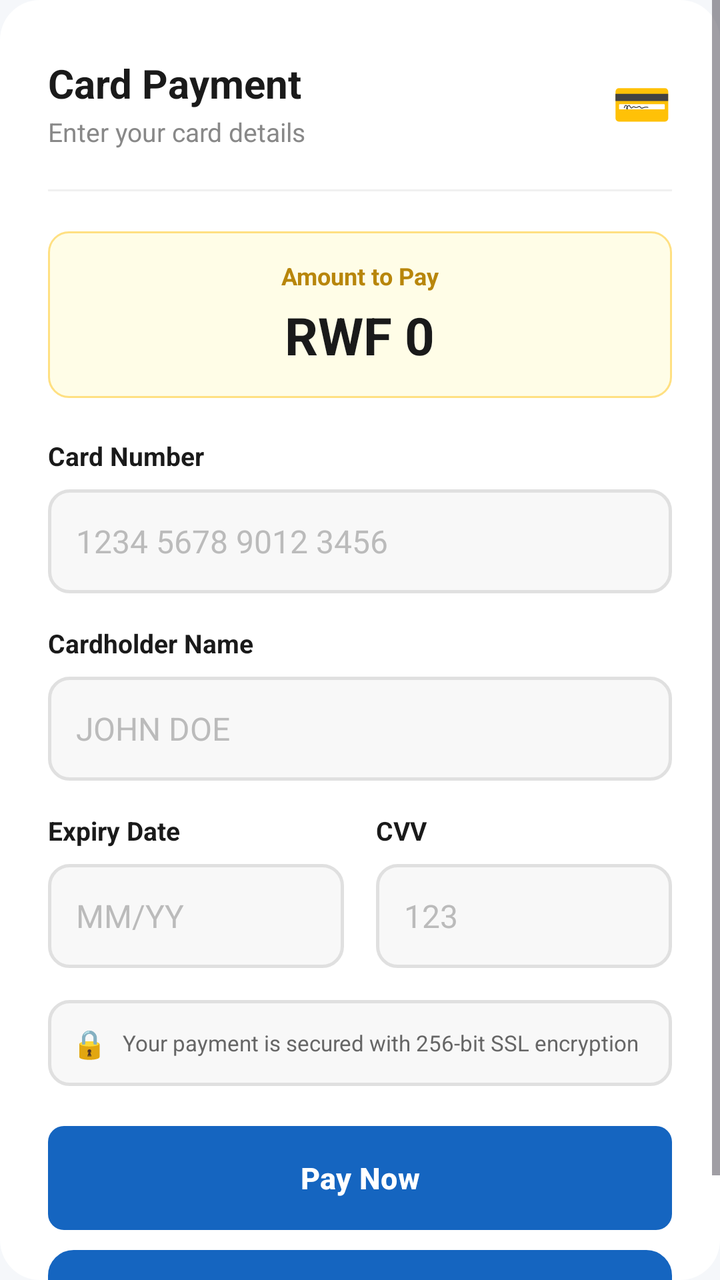
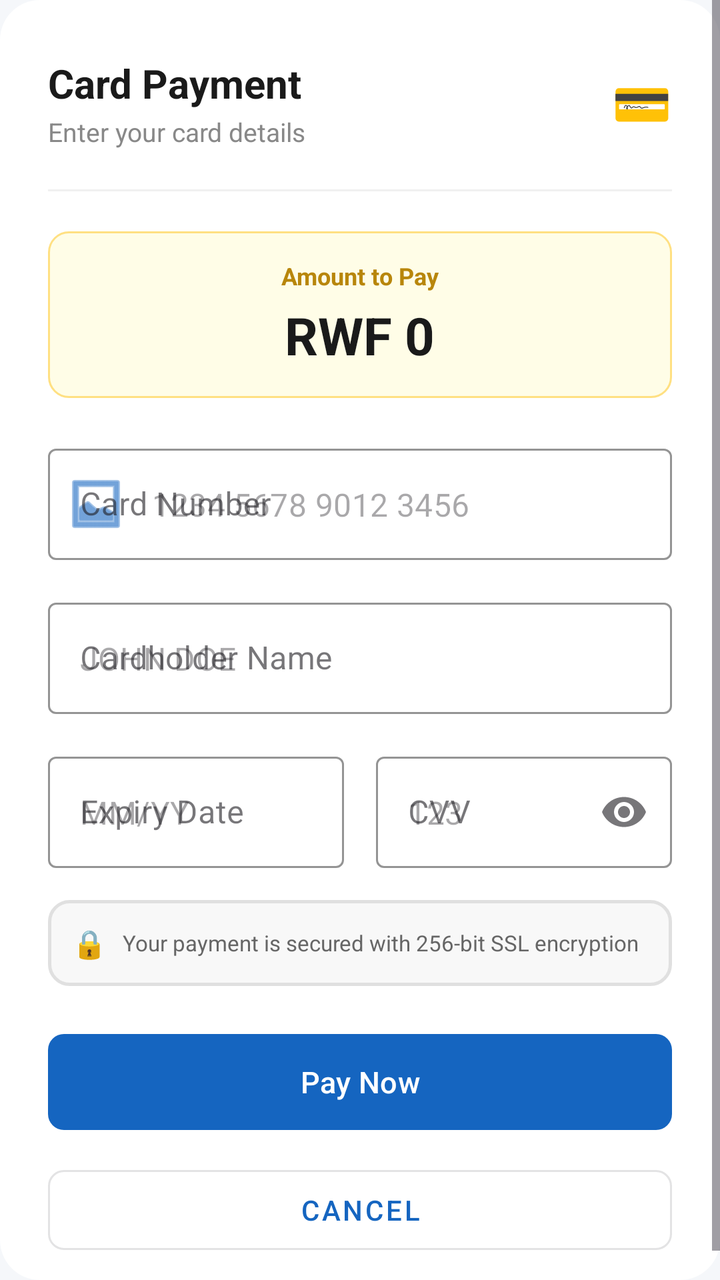

Two renders of the same Android screen: before a commit and after it. Below are the layout's source before the change and the commit's diff.
<!-- AndroidManifest.xml: application theme Theme.ProtypeBillingSystem -->
<!-- res/layout/dialog_card_payment.xml -->
<?xml version="1.0" encoding="utf-8"?>
<ScrollView xmlns:android="http://schemas.android.com/apk/res/android"
    android:layout_width="match_parent"
    android:layout_height="wrap_content"
    android:background="@drawable/mtn_dialog_bg"
    android:fillViewport="true">

    <LinearLayout
        android:layout_width="match_parent"
        android:layout_height="wrap_content"
        android:orientation="vertical"
        android:paddingStart="24dp"
        android:paddingEnd="24dp"
        android:paddingTop="28dp"
        android:paddingBottom="24dp">

        
        <LinearLayout
            android:layout_width="match_parent"
            android:layout_height="wrap_content"
            android:orientation="horizontal"
            android:gravity="center_vertical">

            <LinearLayout
                android:layout_width="0dp"
                android:layout_height="wrap_content"
                android:layout_weight="1"
                android:orientation="vertical">

                <TextView
                    android:layout_width="wrap_content"
                    android:layout_height="wrap_content"
                    android:text="Card Payment"
                    android:textColor="#1A1A1A"
                    android:textSize="20sp"
                    android:textStyle="bold" />

                <TextView
                    android:layout_width="wrap_content"
                    android:layout_height="wrap_content"
                    android:layout_marginTop="2dp"
                    android:text="Enter your card details"
                    android:textColor="#888888"
                    android:textSize="13sp" />

            </LinearLayout>

            
            <LinearLayout
                android:layout_width="wrap_content"
                android:layout_height="wrap_content"
                android:orientation="horizontal">

                <TextView
                    android:layout_width="wrap_content"
                    android:layout_height="wrap_content"
                    android:text="💳"
                    android:textSize="24sp" />

            </LinearLayout>

        </LinearLayout>

        
        <View
            android:layout_width="match_parent"
            android:layout_height="1dp"
            android:layout_marginTop="20dp"
            android:layout_marginBottom="20dp"
            android:background="@drawable/mtn_divider" />

        
        <LinearLayout
            android:layout_width="match_parent"
            android:layout_height="wrap_content"
            android:background="@drawable/mtn_amount_bg"
            android:orientation="vertical"
            android:padding="14dp"
            android:gravity="center">

            <TextView
                android:layout_width="wrap_content"
                android:layout_height="wrap_content"
                android:text="Amount to Pay"
                android:textColor="#B8860B"
                android:textSize="12sp"
                android:textStyle="bold" />

            <TextView
                android:id="@+id/tv_card_amount"
                android:layout_width="wrap_content"
                android:layout_height="wrap_content"
                android:layout_marginTop="4dp"
                android:text="RWF 0"
                android:textColor="#1A1A1A"
                android:textSize="26sp"
                android:textStyle="bold" />

        </LinearLayout>

        
        <TextView
            android:layout_width="wrap_content"
            android:layout_height="wrap_content"
            android:layout_marginTop="20dp"
            android:layout_marginBottom="8dp"
            android:text="Card Number"
            android:textColor="#1A1A1A"
            android:textSize="13sp"
            android:textStyle="bold" />

        <EditText
            android:id="@+id/et_card_number"
            android:layout_width="match_parent"
            android:layout_height="52dp"
            android:background="@drawable/mtn_input_bg"
            android:hint="1234 5678 9012 3456"
            android:inputType="number"
            android:maxLength="19"
            android:paddingStart="14dp"
            android:paddingEnd="14dp"
            android:textColor="#1A1A1A"
            android:textColorHint="#BBBBBB"
            android:textSize="16sp" />

        
        <TextView
            android:layout_width="wrap_content"
            android:layout_height="wrap_content"
            android:layout_marginTop="16dp"
            android:layout_marginBottom="8dp"
            android:text="Cardholder Name"
            android:textColor="#1A1A1A"
            android:textSize="13sp"
            android:textStyle="bold" />

        <EditText
            android:id="@+id/et_card_name"
            android:layout_width="match_parent"
            android:layout_height="52dp"
            android:background="@drawable/mtn_input_bg"
            android:hint="JOHN DOE"
            android:inputType="textCapCharacters"
            android:paddingStart="14dp"
            android:paddingEnd="14dp"
            android:textColor="#1A1A1A"
            android:textColorHint="#BBBBBB"
            android:textSize="16sp" />

        
        <LinearLayout
            android:layout_width="match_parent"
            android:layout_height="wrap_content"
            android:layout_marginTop="16dp"
            android:orientation="horizontal"
            android:weightSum="2">

            
            <LinearLayout
                android:layout_width="0dp"
                android:layout_height="wrap_content"
                android:layout_weight="1"
                android:layout_marginEnd="8dp"
                android:orientation="vertical">

                <TextView
                    android:layout_width="wrap_content"
                    android:layout_height="wrap_content"
                    android:layout_marginBottom="8dp"
                    android:text="Expiry Date"
                    android:textColor="#1A1A1A"
                    android:textSize="13sp"
                    android:textStyle="bold" />

                <EditText
                    android:id="@+id/et_card_expiry"
                    android:layout_width="match_parent"
                    android:layout_height="52dp"
                    android:background="@drawable/mtn_input_bg"
                    android:hint="MM/YY"
                    android:inputType="number"
                    android:maxLength="5"
                    android:paddingStart="14dp"
                    android:paddingEnd="14dp"
                    android:textColor="#1A1A1A"
                    android:textColorHint="#BBBBBB"
                    android:textSize="16sp" />

            </LinearLayout>

            
            <LinearLayout
                android:layout_width="0dp"
                android:layout_height="wrap_content"
                android:layout_weight="1"
                android:layout_marginStart="8dp"
                android:orientation="vertical">

                <TextView
                    android:layout_width="wrap_content"
                    android:layout_height="wrap_content"
                    android:layout_marginBottom="8dp"
                    android:text="CVV"
                    android:textColor="#1A1A1A"
                    android:textSize="13sp"
                    android:textStyle="bold" />

                <EditText
                    android:id="@+id/et_card_cvv"
                    android:layout_width="match_parent"
                    android:layout_height="52dp"
                    android:background="@drawable/mtn_input_bg"
                    android:hint="123"
                    android:inputType="numberPassword"
                    android:maxLength="4"
                    android:paddingStart="14dp"
                    android:paddingEnd="14dp"
                    android:textColor="#1A1A1A"
                    android:textColorHint="#BBBBBB"
                    android:textSize="16sp" />

            </LinearLayout>

        </LinearLayout>

        
        <LinearLayout
            android:layout_width="match_parent"
            android:layout_height="wrap_content"
            android:layout_marginTop="16dp"
            android:background="@drawable/mtn_input_bg"
            android:orientation="horizontal"
            android:padding="12dp"
            android:gravity="center_vertical">

            <TextView
                android:layout_width="wrap_content"
                android:layout_height="wrap_content"
                android:text="🔒"
                android:textSize="14sp" />

            <TextView
                android:layout_width="0dp"
                android:layout_height="wrap_content"
                android:layout_weight="1"
                android:layout_marginStart="8dp"
                android:text="Your payment is secured with 256-bit SSL encryption"
                android:textColor="#666666"
                android:textSize="11sp"
                android:lineSpacingExtra="2dp" />

        </LinearLayout>

        
        <Button
            android:id="@+id/btn_card_pay"
            android:layout_width="match_parent"
            android:layout_height="52dp"
            android:layout_marginTop="20dp"
            android:background="@drawable/btn_primary"
            android:text="Pay Now"
            android:textColor="@color/white"
            android:textSize="15sp"
            android:textStyle="bold"
            android:stateListAnimator="@null" />

        <Button
            android:id="@+id/btn_card_cancel"
            android:layout_width="match_parent"
            android:layout_height="48dp"
            android:layout_marginTop="10dp"
            android:background="@drawable/mtn_btn_outline"
            android:text="Cancel"
            android:textColor="#555555"
            android:textSize="14sp"
            android:stateListAnimator="@null" />

    </LinearLayout>
</ScrollView>
<!-- resources referenced by this layout -->
<resources>
  <color name="white">#FFFFFFFF</color>
  <!-- drawable btn_primary (drawable) -->
  <?xml version="1.0" encoding="utf-8"?>
  <shape xmlns:android="http://schemas.android.com/apk/res/android">
      <solid android:color="@color/primary_blue" />
      <corners android:radius="8dp" />
  </shape>
  <!-- drawable mtn_amount_bg (drawable) -->
  <?xml version="1.0" encoding="utf-8"?>
  <shape xmlns:android="http://schemas.android.com/apk/res/android"
      android:shape="rectangle">
      <solid android:color="#FFFDE7" />
      <corners android:radius="10dp" />
      <stroke android:width="1dp" android:color="#FFE082" />
  </shape>
  <!-- drawable mtn_btn_outline (drawable) -->
  <?xml version="1.0" encoding="utf-8"?>
  <selector xmlns:android="http://schemas.android.com/apk/res/android">
      <item android:state_pressed="true">
          <shape android:shape="rectangle">
              <solid android:color="#F5F5F5" />
              <stroke android:width="1.5dp" android:color="#CCCCCC" />
              <corners android:radius="12dp" />
          </shape>
      </item>
      <item>
          <shape android:shape="rectangle">
              <solid android:color="#FFFFFF" />
              <stroke android:width="1.5dp" android:color="#E0E0E0" />
              <corners android:radius="12dp" />
          </shape>
      </item>
  </selector>
  <!-- drawable mtn_dialog_bg (drawable) -->
  <?xml version="1.0" encoding="utf-8"?>
  <shape xmlns:android="http://schemas.android.com/apk/res/android"
      android:shape="rectangle">
      <solid android:color="#FFFFFF" />
      <corners android:radius="20dp" />
  </shape>
  <!-- drawable mtn_divider (drawable) -->
  <?xml version="1.0" encoding="utf-8"?>
  <shape xmlns:android="http://schemas.android.com/apk/res/android"
      android:shape="rectangle">
      <solid android:color="#F0F0F0" />
  </shape>
  <!-- drawable mtn_input_bg (drawable) -->
  <?xml version="1.0" encoding="utf-8"?>
  <shape xmlns:android="http://schemas.android.com/apk/res/android"
      android:shape="rectangle">
      <solid android:color="#F8F8F8" />
      <stroke android:width="1.5dp" android:color="#E0E0E0" />
      <corners android:radius="10dp" />
  </shape>
  <style name="Theme.ProtypeBillingSystem" parent="Base.Theme.ProtypeBillingSystem" />
  <color name="primary_blue">#1565C0</color>
  <style name="Base.Theme.ProtypeBillingSystem" parent="Theme.Material3.DayNight.NoActionBar">
          <item name="colorPrimary">@color/primary_blue</item>
          <item name="colorPrimaryDark">@color/primary_blue_dark</item>
          <item name="colorAccent">@color/primary_blue</item>
          <item name="android:windowBackground">@color/background</item>
      </style>
  <color name="primary_blue_dark">#0D47A1</color>
  <color name="background">#F5F7FA</color>
</resources>

<!-- the commit's change to res/layout/dialog_card_payment.xml (unified diff, before → after) -->
@@ -1,5 +1,6 @@
 <?xml version="1.0" encoding="utf-8"?>
 <ScrollView xmlns:android="http://schemas.android.com/apk/res/android"
+    xmlns:app="http://schemas.android.com/apk/res-auto"
     android:layout_width="match_parent"
     android:layout_height="wrap_content"
     android:background="@drawable/mtn_dialog_bg"
@@ -99,53 +100,49 @@
         </LinearLayout>
 
         
-        <TextView
-            android:layout_width="wrap_content"
+        <com.google.android.material.textfield.TextInputLayout
+            android:layout_width="match_parent"
             android:layout_height="wrap_content"
             android:layout_marginTop="20dp"
-            android:layout_marginBottom="8dp"
-            android:text="Card Number"
-            android:textColor="#1A1A1A"
-            android:textSize="13sp"
-            android:textStyle="bold" />
-
-        <EditText
-            android:id="@+id/et_card_number"
-            android:layout_width="match_parent"
-            android:layout_height="52dp"
-            android:background="@drawable/mtn_input_bg"
-            android:hint="1234 5678 9012 3456"
-            android:inputType="number"
-            android:maxLength="19"
-            android:paddingStart="14dp"
-            android:paddingEnd="14dp"
-            android:textColor="#1A1A1A"
-            android:textColorHint="#BBBBBB"
-            android:textSize="16sp" />
-
-        
-        <TextView
-            android:layout_width="wrap_content"
+            android:hint="Card Number"
+            style="@style/Widget.MaterialComponents.TextInputLayout.OutlinedBox"
+            app:boxStrokeColor="@color/primary_blue"
+            app:hintTextColor="@color/primary_blue"
+            app:startIconDrawable="@android:drawable/ic_menu_gallery"
+            app:startIconTint="@color/primary_blue">
+
+            <com.google.android.material.textfield.TextInputEditText
+                android:id="@+id/et_card_number"
+                android:layout_width="match_parent"
+                android:layout_height="wrap_content"
+                android:hint="1234 5678 9012 3456"
+                android:inputType="number"
+                android:maxLength="19"
+                android:textColor="#1A1A1A"
+                android:textSize="16sp" />
+
+        </com.google.android.material.textfield.TextInputLayout>
+
+        
+        <com.google.android.material.textfield.TextInputLayout
+            android:layout_width="match_parent"
             android:layout_height="wrap_content"
             android:layout_marginTop="16dp"
-            android:layout_marginBottom="8dp"
-            android:text="Cardholder Name"
-            android:textColor="#1A1A1A"
-            android:textSize="13sp"
-            android:textStyle="bold" />
-
-        <EditText
-            android:id="@+id/et_card_name"
-            android:layout_width="match_parent"
-            android:layout_height="52dp"
-            android:background="@drawable/mtn_input_bg"
-            android:hint="JOHN DOE"
-            android:inputType="textCapCharacters"
-            android:paddingStart="14dp"
-            android:paddingEnd="14dp"
-            android:textColor="#1A1A1A"
-            android:textColorHint="#BBBBBB"
-            android:textSize="16sp" />
+            android:hint="Cardholder Name"
+            style="@style/Widget.MaterialComponents.TextInputLayout.OutlinedBox"
+            app:boxStrokeColor="@color/primary_blue"
+            app:hintTextColor="@color/primary_blue">
+
+            <com.google.android.material.textfield.TextInputEditText
+                android:id="@+id/et_card_name"
+                android:layout_width="match_parent"
+                android:layout_height="wrap_content"
+                android:hint="JOHN DOE"
+                android:inputType="textCapCharacters"
+                android:textColor="#1A1A1A"
+                android:textSize="16sp" />
+
+        </com.google.android.material.textfield.TextInputLayout>
 
         
         <LinearLayout
@@ -163,28 +160,25 @@
                 android:layout_marginEnd="8dp"
                 android:orientation="vertical">
 
-                <TextView
-                    android:layout_width="wrap_content"
-                    android:layout_height="wrap_content"
-                    android:layout_marginBottom="8dp"
-                    android:text="Expiry Date"
-                    android:textColor="#1A1A1A"
-                    android:textSize="13sp"
-                    android:textStyle="bold" />
-
-                <EditText
-                    android:id="@+id/et_card_expiry"
+                <com.google.android.material.textfield.TextInputLayout
                     android:layout_width="match_parent"
-                    android:layout_height="52dp"
-                    android:background="@drawable/mtn_input_bg"
-                    android:hint="MM/YY"
-                    android:inputType="number"
-                    android:maxLength="5"
-                    android:paddingStart="14dp"
-                    android:paddingEnd="14dp"
-                    android:textColor="#1A1A1A"
-                    android:textColorHint="#BBBBBB"
-                    android:textSize="16sp" />
+                    android:layout_height="wrap_content"
+                    android:hint="Expiry Date"
+                    style="@style/Widget.MaterialComponents.TextInputLayout.OutlinedBox"
+                    app:boxStrokeColor="@color/primary_blue"
+                    app:hintTextColor="@color/primary_blue">
+
+                    <com.google.android.material.textfield.TextInputEditText
+                        android:id="@+id/et_card_expiry"
+                        android:layout_width="match_parent"
+                        android:layout_height="wrap_content"
+                        android:hint="MM/YY"
+                        android:inputType="number"
+                        android:maxLength="5"
+                        android:textColor="#1A1A1A"
+                        android:textSize="16sp" />
+
+                </com.google.android.material.textfield.TextInputLayout>
 
             </LinearLayout>
 
@@ -196,28 +190,26 @@
                 android:layout_marginStart="8dp"
                 android:orientation="vertical">
 
-                <TextView
-                    android:layout_width="wrap_content"
-                    android:layout_height="wrap_content"
-                    android:layout_marginBottom="8dp"
-                    android:text="CVV"
-                    android:textColor="#1A1A1A"
-                    android:textSize="13sp"
-                    android:textStyle="bold" />
-
-                <EditText
-                    android:id="@+id/et_card_cvv"
+                <com.google.android.material.textfield.TextInputLayout
                     android:layout_width="match_parent"
-                    android:layout_height="52dp"
-                    android:background="@drawable/mtn_input_bg"
-                    android:hint="123"
-                    android:inputType="numberPassword"
-                    android:maxLength="4"
-                    android:paddingStart="14dp"
-                    android:paddingEnd="14dp"
-                    android:textColor="#1A1A1A"
-                    android:textColorHint="#BBBBBB"
-                    android:textSize="16sp" />
+                    android:layout_height="wrap_content"
+                    android:hint="CVV"
+                    style="@style/Widget.MaterialComponents.TextInputLayout.OutlinedBox"
+                    app:boxStrokeColor="@color/primary_blue"
+                    app:hintTextColor="@color/primary_blue"
+                    app:endIconMode="password_toggle">
+
+                    <com.google.android.material.textfield.TextInputEditText
+                        android:id="@+id/et_card_cvv"
+                        android:layout_width="match_parent"
+                        android:layout_height="wrap_content"
+                        android:hint="123"
+                        android:inputType="numberPassword"
+                        android:maxLength="4"
+                        android:textColor="#1A1A1A"
+                        android:textSize="16sp" />
+
+                </com.google.android.material.textfield.TextInputLayout>
 
             </LinearLayout>
 
@@ -252,28 +244,25 @@
         </LinearLayout>
 
         
-        <Button
+        <com.google.android.material.button.MaterialButton
             android:id="@+id/btn_card_pay"
             android:layout_width="match_parent"
+            android:layout_height="56dp"
+            android:layout_marginTop="20dp"
+            android:text="Pay Now"
+            android:textSize="15sp"
+            app:cornerRadius="8dp"
+            app:elevation="2dp" />
+
+        <com.google.android.material.button.MaterialButton
+            android:id="@+id/btn_card_cancel"
+            android:layout_width="match_parent"
             android:layout_height="52dp"
-            android:layout_marginTop="20dp"
-            android:background="@drawable/btn_primary"
-            android:text="Pay Now"
-            android:textColor="@color/white"
-            android:textSize="15sp"
-            android:textStyle="bold"
-            android:stateListAnimator="@null" />
-
-        <Button
-            android:id="@+id/btn_card_cancel"
-            android:layout_width="match_parent"
-            android:layout_height="48dp"
             android:layout_marginTop="10dp"
-            android:background="@drawable/mtn_btn_outline"
             android:text="Cancel"
-            android:textColor="#555555"
             android:textSize="14sp"
-            android:stateListAnimator="@null" />
+            style="@style/Widget.MaterialComponents.Button.OutlinedButton"
+            app:cornerRadius="8dp" />
 
     </LinearLayout>
 </ScrollView>
<!-- resource entries referenced after the edit -->
@@ -1,12 +1,5 @@
 <!-- resources referenced by this layout -->
 <resources>
-  <color name="white">#FFFFFFFF</color>
-  <!-- drawable btn_primary (drawable) -->
-  <?xml version="1.0" encoding="utf-8"?>
-  <shape xmlns:android="http://schemas.android.com/apk/res/android">
-      <solid android:color="@color/primary_blue" />
-      <corners android:radius="8dp" />
-  </shape>
   <!-- drawable mtn_amount_bg (drawable) -->
   <?xml version="1.0" encoding="utf-8"?>
   <shape xmlns:android="http://schemas.android.com/apk/res/android"
@@ -15,24 +8,6 @@
       <corners android:radius="10dp" />
       <stroke android:width="1dp" android:color="#FFE082" />
   </shape>
-  <!-- drawable mtn_btn_outline (drawable) -->
-  <?xml version="1.0" encoding="utf-8"?>
-  <selector xmlns:android="http://schemas.android.com/apk/res/android">
-      <item android:state_pressed="true">
-          <shape android:shape="rectangle">
-              <solid android:color="#F5F5F5" />
-              <stroke android:width="1.5dp" android:color="#CCCCCC" />
-              <corners android:radius="12dp" />
-          </shape>
-      </item>
-      <item>
-          <shape android:shape="rectangle">
-              <solid android:color="#FFFFFF" />
-              <stroke android:width="1.5dp" android:color="#E0E0E0" />
-              <corners android:radius="12dp" />
-          </shape>
-      </item>
-  </selector>
   <!-- drawable mtn_dialog_bg (drawable) -->
   <?xml version="1.0" encoding="utf-8"?>
   <shape xmlns:android="http://schemas.android.com/apk/res/android"
